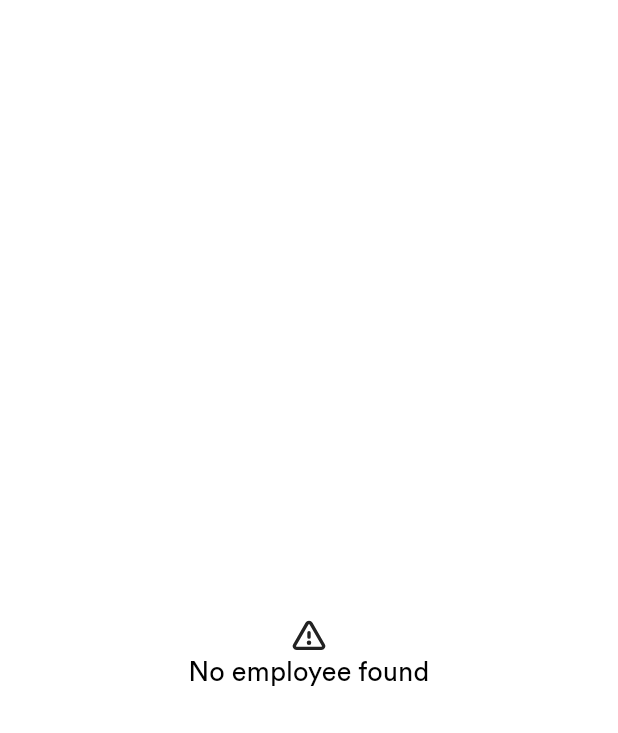
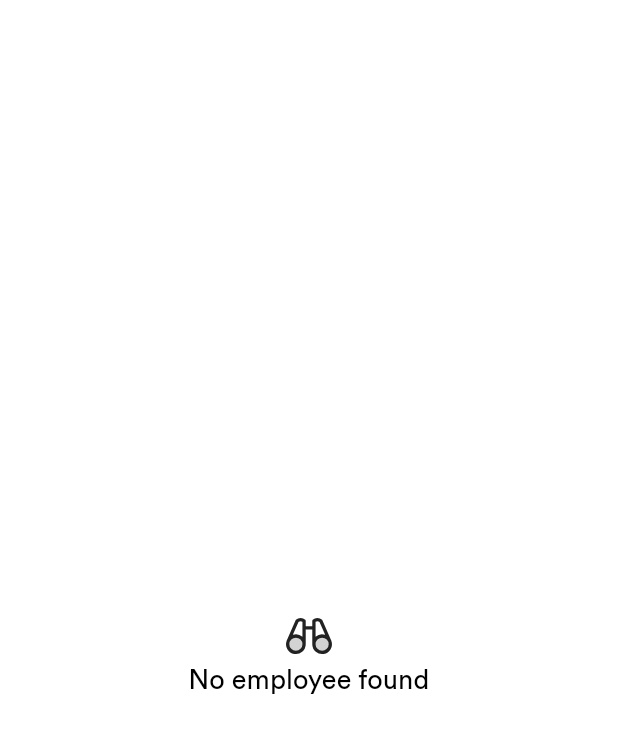
Before and after one commit to developedbyhardik/employee-flutter, a Flutter app: the EmployeeListEmpty widget shown alone on an empty page, opened directly, on a phone screen of 412 x 824 dp. Shown: the top 733 px of the screen. Run offline on Flutter 3.47's test engine with Material 3 defaults, Android fonts, the phone set to English and light mode, and no system bars; our stand-ins replace flutter_riverpod, multiple_result, phosphor_flutter, toastification; network calls fail; project files that could hold a hidden picture were left out.

Commit message:
ui for no employee

```diff
--- a/lib/features/employee/screen/employee_list.dart
+++ b/lib/features/employee/screen/employee_list.dart
@@ -33,6 +33,9 @@ class EmployeeListScreen extends ConsumerWidget {
               .watch(
                   employeeControllerProvider.select((value) => value.employees))
               .when(data: (employees) {
+        if (employees.isEmpty) {
+          return EmployeeListEmpty();
+        }
         return ListView.builder(
           itemCount: employees.length,
           itemBuilder: (context, index) {
@@ -115,7 +118,10 @@ class EmployeeListEmpty extends StatelessWidget {
         crossAxisAlignment: CrossAxisAlignment.center,
         mainAxisAlignment: MainAxisAlignment.center,
         children: [
-          Icon(PhosphorIcons.warning(PhosphorIconsStyle.bold)),
+          Icon(
+            PhosphorIcons.binoculars(PhosphorIconsStyle.duotone),
+            size: 35,
+          ),
           Text(
             "No employee found",
             textAlign: TextAlign.center,
```
